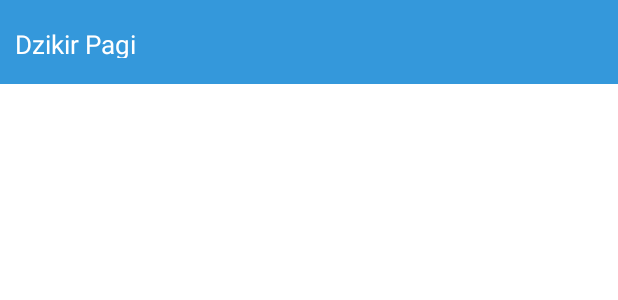
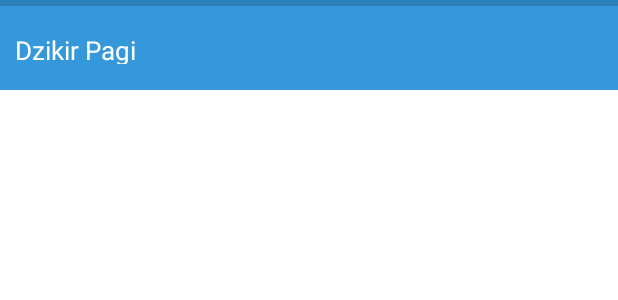
Before and after one commit to alfirqotunnajiyah-com/androidafn, an Android app: the layout activity_dzikir_pagi_dan_petang.xml on its own in the app's theme, with its tools: preview values and no code run, on a phone screen of 412 x 824 dp. Shown: the top 300 px of the screen. Run offline under Robolectric (Android 15) with nearby library versions, the phone set to English and light mode, and no system bars.

Commit message:
Update UI Dzikir Pagi

```diff
--- a/app/src/main/res/layout/activity_dzikir_pagi_dan_petang.xml
+++ b/app/src/main/res/layout/activity_dzikir_pagi_dan_petang.xml
@@ -7,15 +7,27 @@
     android:background="@color/white"
     tools:context=".activity.DzikirPagiDanPetangActivity">
 
+    <ProgressBar
+        android:id="@+id/progressBar"
+        style="?android:attr/progressBarStyleHorizontal"
+        android:layout_width="match_parent"
+        android:layout_height="wrap_content"
+        android:layout_marginTop="-6dp"
+        android:layout_marginBottom="-6dp"
+        android:background="@color/colorPrimary"
+        android:progressTint="@color/white" />
+
     <android.support.design.widget.AppBarLayout
         android:id="@+id/appbar"
-        android:elevation="0dp"
-        app:elevation="0dp"
         android:layout_width="match_parent"
         android:layout_height="?attr/actionBarSize"
+        android:layout_below="@id/progressBar"
+        android:background="@color/colorPrimary"
+        android:elevation="0dp"
         android:paddingTop="7dp"
         android:paddingBottom="7dp"
-        android:theme="@style/AppTheme.AppBarOverlay">
+        android:theme="@style/AppTheme.AppBarOverlay"
+        app:elevation="0dp">
 
         <LinearLayout
             android:layout_width="match_parent"
@@ -31,7 +43,7 @@
                 android:src="@drawable/ic_keyboard_arrow_left"
                 android:tint="@color/white"
                 android:visibility="gone" />
-            <!--android:layout_height="?attr/actionBarSize"-->
+
             <TextView
                 android:id="@+id/tvTitle"
                 android:layout_width="0dp"
--- a/app/src/main/res/layout/fragment_isi_dzikir_activity.xml
+++ b/app/src/main/res/layout/fragment_isi_dzikir_activity.xml
@@ -35,7 +35,7 @@
                 android:layout_height="wrap_content"
                 android:layout_centerInParent="true"
                 android:layout_weight="0.8"
-                android:background="?attr/colorPrimary"
+                android:background="?attr/colorPrimaryDark"
                 android:ellipsize="marquee"
                 android:gravity="center"
                 android:padding="10dp"
@@ -114,7 +114,7 @@
         android:layout_height="wrap_content"
         android:layout_alignParentBottom="true"
         android:layout_centerInParent="true"
-        android:background="@color/colorPrimary"
+        android:background="@color/colorPrimaryDark"
         android:orientation="vertical"
         android:padding="10dp">
 
--- a/app/src/main/res/values/strings.xml
+++ b/app/src/main/res/values/strings.xml
@@ -15,4 +15,6 @@
     <!-- TODO: Remove or change this placeholder text -->
     <string name="hello_blank_fragment">Hello blank fragment</string>
     <string name="str_search_by_title">Cari Berdasarkan Judul...</string>
+    <string name="str_dzikir_petang">Dzikir Petang</string>
+    <string name="str_dzikir_pagi">Dzikir Pagi</string>
 </resources>
```
Also changed, not shown: app/src/main/java/com/afn/afnapp/activity/DzikirPagiDanPetangActivity.java (+29 -0 lines).
